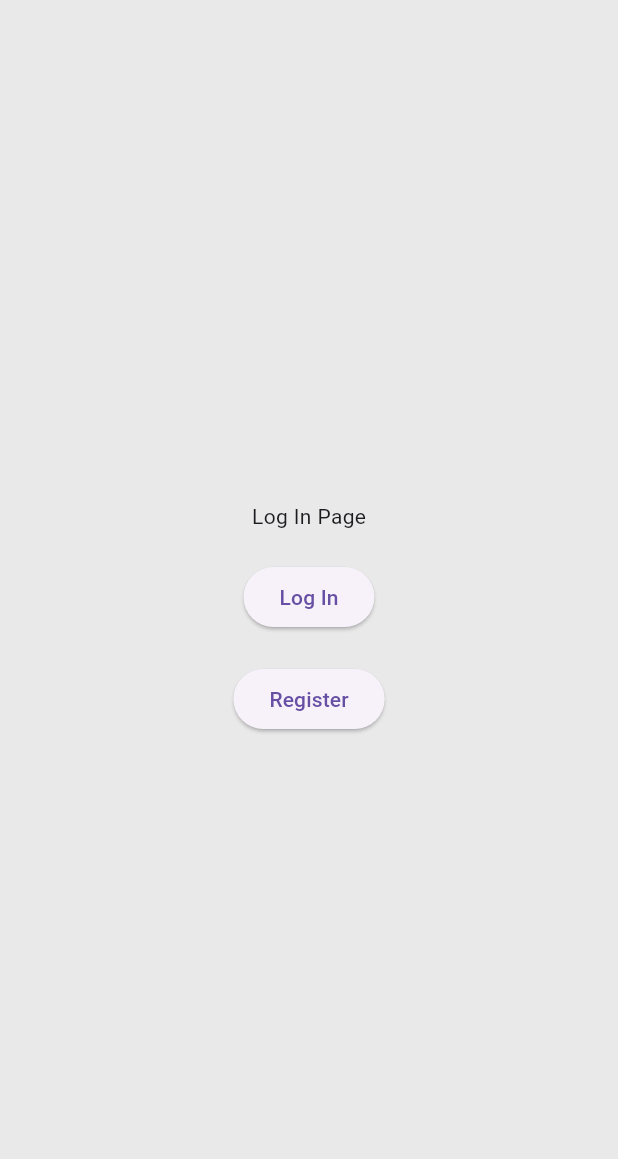
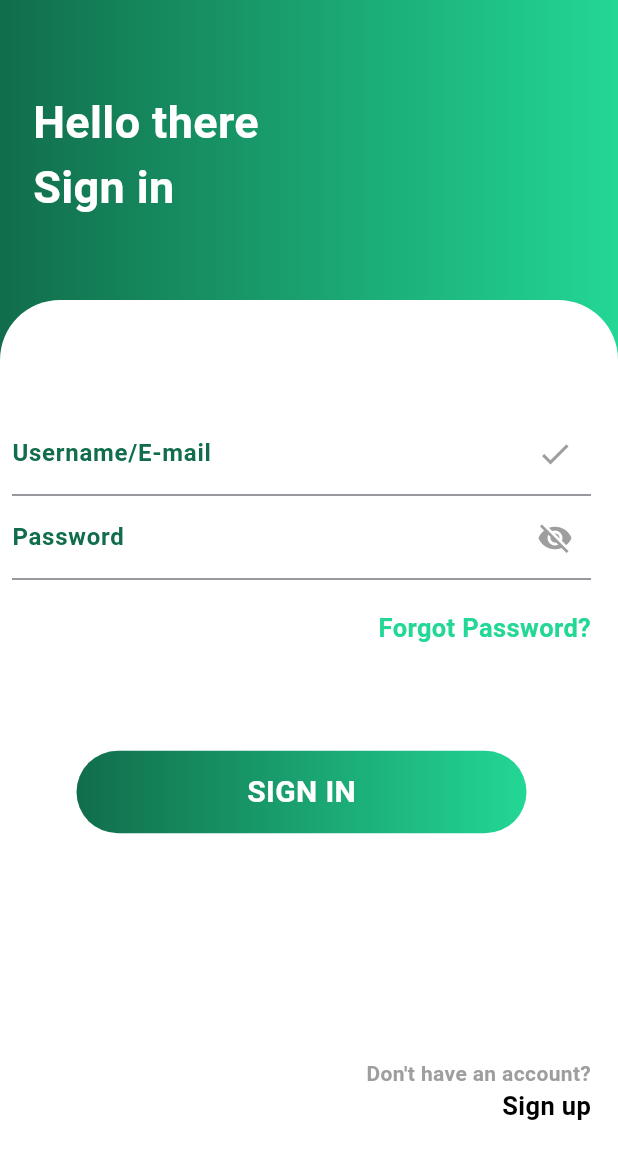
Before and after one commit to Ensign-Language-App/seedling_app, a Flutter app: the screen it shows after launch, in the side drawer, after a tap on "Log out", on a phone screen of 412 x 824 dp. Shown: the top 1159 px of the screen. Run offline on Flutter 3.47's test engine with Material 3 defaults, Android fonts, the phone set to English and light mode, and no system bars; network calls fail.

Commit message:
fix errors

```diff
--- a/lib/screens/log_in_page.dart
+++ b/lib/screens/log_in_page.dart
@@ -8,31 +8,116 @@ class LogInPage extends StatelessWidget {
   @override
   Widget build(BuildContext context) {
     return Scaffold(
-      body: Center(
-        child: Column(
-          mainAxisAlignment: MainAxisAlignment.center,
-          children: <Widget>[
-            const Text('Log In Page'),
-            const SizedBox(height: 20),
-            ElevatedButton(
-              onPressed: () {
-                Navigator.push(context,
-                    MaterialPageRoute(builder: (context) => const HomePage()));
-              },
-              child: const Text('Log In'),
+      body: Stack(
+        children: [
+          Container(
+            height: double.infinity,
+            width: double.infinity,
+            decoration: const BoxDecoration(
+              gradient: LinearGradient(colors: [
+                Color.fromARGB(255, 17, 109, 75),
+                Color.fromARGB(255, 35, 215, 149),
+              ]),
             ),
-            const SizedBox(height: 20),
-            ElevatedButton(
-              onPressed: () {
-                Navigator.push(
-                    context,
-                    MaterialPageRoute(
-                        builder: (context) => const RegistrationPage()));
-              },
-              child: const Text('Register'),
+            child: Padding(
+              padding: const EdgeInsets.only(top: 60.0, left: 22),
+              child: Text(
+                'Hello there\nSign in',
+                style: TextStyle(
+                    fontSize: 30,
+                    color: Colors.white,
+                    fontWeight: FontWeight.bold),
+              ),
             ),
-          ],
-        ),
+          ),
+          Padding(
+            padding: const EdgeInsets.only(top: 200.0),
+            child: Container(
+              decoration: BoxDecoration(
+                borderRadius: BorderRadius.only(
+                  topLeft: Radius.circular(40),
+                  topRight: Radius.circular(40),
+                ),
+                color: Colors.white,
+              ),
+              height: double.infinity,
+              width: double.infinity,
+              child: Padding(
+                padding: const EdgeInsets.only(left: 8.0, right: 18.0),
+                child: Column(
+                  mainAxisAlignment: MainAxisAlignment.center,
+                  children: [
+                    TextField(
+                      decoration: InputDecoration(
+                        suffixIcon: Icon(Icons.check, color: Colors.grey),
+                        label: Text('Username/E-mail', style: TextStyle(
+                        fontWeight: FontWeight.bold,
+                        color: Color.fromARGB(255, 17, 109, 75),
+                        ),)
+                      ),
+                    ),
+                    TextField(
+                      decoration: InputDecoration(
+                        suffixIcon: Icon(Icons.visibility_off, color: Colors.grey),
+                        label: Text('Password', style: TextStyle(
+                        fontWeight: FontWeight.bold,
+                        color: Color.fromARGB(255, 17, 109, 75),
+                        ),)
+                      ),
+                    ),
+                    SizedBox(height: 20,),
+                    Align(
+                      alignment: Alignment.centerRight,
+                      child: Text('Forgot Password?', style: TextStyle(
+                        fontWeight: FontWeight.bold,
+                        fontSize: 17,
+                        color: Color.fromARGB(255, 35, 215, 149),
+                        ),),
+                    ),
+                    SizedBox(height: 70,),
+                    Container(
+                      height: 55,
+                      width: 300,
+                      decoration: BoxDecoration(
+                        borderRadius: BorderRadius.circular(30),
+                        gradient: LinearGradient(
+                          colors: [
+                              Color.fromARGB(255, 17, 109, 75),
+                Color.fromARGB(255, 35, 215, 149),
+                          ]
+                        ),
+                      ),
+                      child: Center(child: Text('SIGN IN', style: TextStyle(
+                        fontWeight: FontWeight.bold,
+                        fontSize: 20,
+                        color: Colors.white,),
+                      ),),
+                    ),
+                    SizedBox(height: 150,),
+                    Align(
+                      alignment: Alignment.bottomRight,
+                      child: Column(
+                        mainAxisAlignment: MainAxisAlignment.end,
+                        crossAxisAlignment: CrossAxisAlignment.end,
+                        children: [
+                          Text ("Don't have an account?", style: TextStyle(
+                            fontWeight: FontWeight.bold,
+                            color: Colors.grey
+                          ),),
+                          Text ("Sign up", style: TextStyle(
+                            fontWeight: FontWeight.bold,
+                            fontSize: 17,
+                            color: Colors.black
+                          ),),
+                        ],
+                      )
+                      )
+                  ],
+                  ),
+              )
+            ),
+          ),
+        ],
       ),
     );
   }
```
